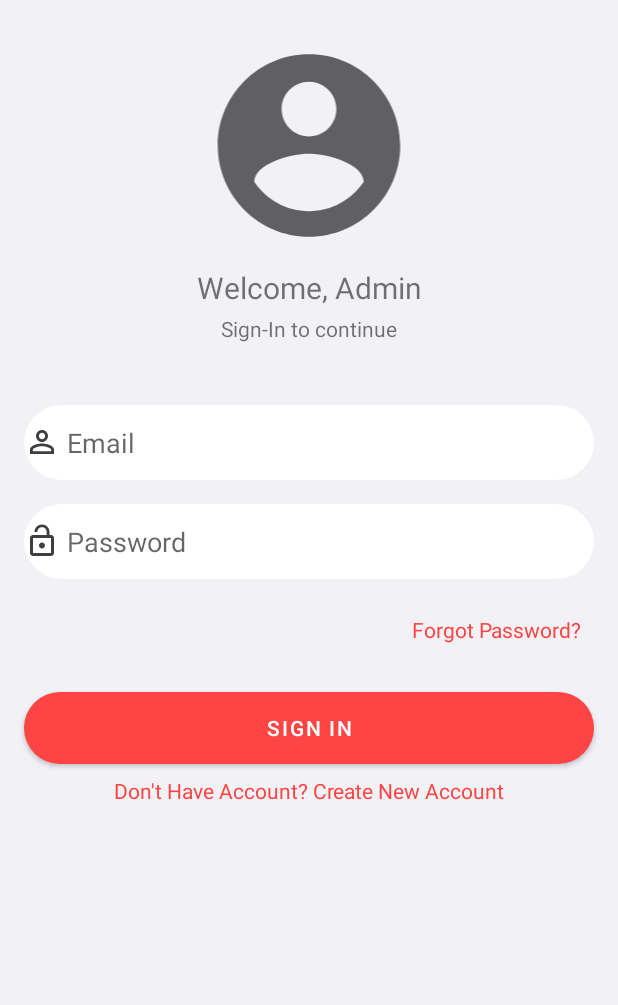
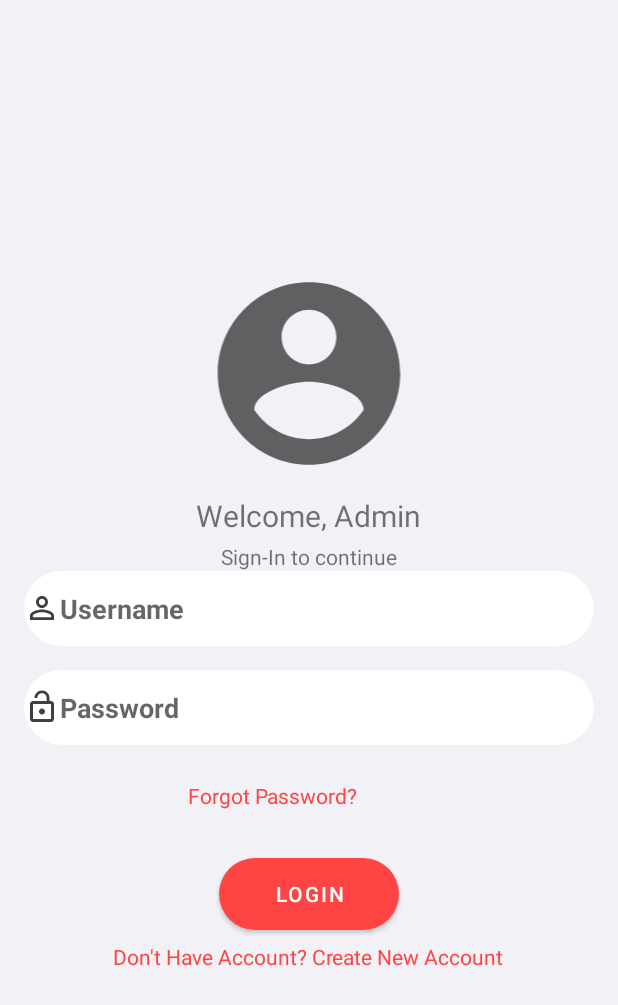
Before and after one commit to WijoyoBudi/COIV-ID-News, an Android app: the login_admin screen opened directly, with no data from a screen before it, on a phone screen of 412 x 824 dp. Shown: the top 1005 px of the screen. Run offline under Robolectric (Android 15) with nearby library versions, the phone set to English and light mode, and no system bars.

Commit message:
membuat fungsi login admin

```diff
--- a/app/src/main/AndroidManifest.xml
+++ b/app/src/main/AndroidManifest.xml
@@ -11,7 +11,8 @@
         android:roundIcon="@mipmap/ic_launcher_round"
         android:supportsRtl="true"
         android:theme="@style/Theme.COVIDNews">
-        <activity android:name=".NewsTab"></activity>
+        <activity android:name=".halaman_admin"></activity>
+        <activity android:name=".NewsTab" />
         <activity android:name=".login_admin" />
         <activity android:name=".MainActivity">
             <intent-filter>
--- /dev/null
+++ b/app/src/main/java/com/example/cov_idnews/DBCovid.java
@@ -0,0 +1,62 @@
+package com.example.cov_idnews;
+
+import android.content.ContentValues;
+import android.content.Context;
+import android.database.Cursor;
+import android.database.sqlite.SQLiteDatabase;
+import android.database.sqlite.SQLiteOpenHelper;
+
+import androidx.annotation.Nullable;
+
+public class DBCovid extends SQLiteOpenHelper {
+
+    public static final String database_name = "db_login";
+    public static final String table_name = "table_login";
+
+    public static final String row_id = "_id";
+    public static final String row_username = "Username";
+    public static final String row_password = "Password";
+
+    private SQLiteDatabase db;
+
+    public DBCovid(Context context) {
+        super(context, database_name, null, 2);
+        db = getWritableDatabase();
+    }
+
+    @Override
+    public void onCreate(SQLiteDatabase db) {
+        String query = "CREATE TABLE " + table_name + "(" + row_id + " INTEGER PRIMARY KEY AUTOINCREMENT,"
+                + row_username + " TEXT," + row_password + " TEXT)";
+        db.execSQL(query);
+
+    }
+
+    @Override
+    public void onUpgrade(SQLiteDatabase db, int oldVersion, int newVersion) {
+        db.execSQL("DROP TABLE IF EXISTS " + table_name);
+
+    }
+
+    //Insert Data
+    public void insertData(ContentValues values){
+        db.insert(table_name, null, values);
+    }
+
+    public boolean checkUser(String username, String password){
+        String[] columns = {row_id};
+        SQLiteDatabase db = getReadableDatabase();
+        String selection = row_username + "=?" + " and " + row_password + "=?";
+        String[] selectionArgs = {username,password};
+        Cursor cursor = db.query(table_name, columns, selection, selectionArgs, null, null, null);
+        int count = cursor.getCount();
+        cursor.close();
+        db.close();
+
+        if (count>0)
+            return true;
+        else
+            return false;
+    }
+
+}
--- a/app/src/main/java/com/example/cov_idnews/login_admin.java
+++ b/app/src/main/java/com/example/cov_idnews/login_admin.java
@@ -2,13 +2,46 @@ package com.example.cov_idnews;
 
 import androidx.appcompat.app.AppCompatActivity;
 
+import android.content.Intent;
 import android.os.Bundle;
+import android.view.View;
+import android.widget.Button;
+import android.widget.EditText;
+import android.widget.TextView;
+import android.widget.Toast;
+
+import static android.text.Html.fromHtml;
 
 public class login_admin extends AppCompatActivity {
+
+    EditText TxUsername, TxPassword;
+    Button BtnLogin;
+    DBCovid dbCovid;
 
     @Override
     protected void onCreate(Bundle savedInstanceState) {
         super.onCreate(savedInstanceState);
         setContentView(R.layout.activity_login_admin);
+
+        TxUsername = (EditText)findViewById(R.id.txUsername);
+        TxPassword = (EditText)findViewById(R.id.txPassword);
+        BtnLogin = (Button)findViewById(R.id.btnLogin);
+
+        dbCovid = new DBCovid(this);
+
+        BtnLogin.setOnClickListener(v -> {
+            String username = TxUsername.getText().toString().trim();
+            String password = TxPassword.getText().toString().trim();
+
+            if (username.equals("admin") && password.equals("12345")){
+                Toast.makeText(login_admin.this, "Login Successful", Toast.LENGTH_SHORT).show();
+                startActivity(new Intent(login_admin.this, halaman_admin.class));
+            }else{
+                Toast.makeText(login_admin.this, "Login Failed", Toast.LENGTH_SHORT).show();
+            }
+        });
     }
+
+
+
 }
--- a/app/src/main/res/layout/activity_login_admin.xml
+++ b/app/src/main/res/layout/activity_login_admin.xml
@@ -1,9 +1,13 @@
 <?xml version="1.0" encoding="utf-8"?>
-<androidx.constraintlayout.widget.ConstraintLayout xmlns:android="http://schemas.android.com/apk/res/android"
+<LinearLayout
+    xmlns:android="http://schemas.android.com/apk/res/android"
     xmlns:app="http://schemas.android.com/apk/res-auto"
     xmlns:tools="http://schemas.android.com/tools"
     android:layout_width="match_parent"
     android:layout_height="match_parent"
+
+    android:orientation="vertical"
+    android:gravity="center"
     tools:context=".login_admin"
     android:background="#F1F1F6
 ">
@@ -41,7 +45,7 @@
         app:layout_constraintTop_toBottomOf="@+id/textView" />
 
     <EditText
-        android:id="@+id/editText"
+        android:id="@+id/txUsername"
         android:layout_width="match_parent"
         android:layout_height="50dp"
         android:layout_marginStart="16dp"
@@ -51,13 +55,15 @@
         android:background="@drawable/form"
         android:drawableStart="@drawable/useremail"
         android:drawableLeft="@drawable/useremail"
-        android:hint=" Email"
+        android:hint="Username"
+        android:textStyle="bold"
+        android:inputType="textPersonName"
         app:layout_constraintEnd_toEndOf="parent"
         app:layout_constraintStart_toStartOf="parent"
         app:layout_constraintTop_toTopOf="@+id/guideline" />
 
     <EditText
-        android:id="@+id/editText3"
+        android:id="@+id/txPassword"
         android:layout_width="match_parent"
         android:layout_height="50dp"
         android:layout_marginStart="16dp"
@@ -68,7 +74,9 @@
         android:background="@drawable/form"
         android:drawableStart="@drawable/userpassword"
         android:drawableLeft="@drawable/userpassword"
-        android:hint=" Password"
+        android:hint="Password"
+        android:textStyle="bold"
+        android:inputType="textPassword"
         app:layout_constraintEnd_toEndOf="parent"
         app:layout_constraintStart_toStartOf="parent"
         app:layout_constraintTop_toBottomOf="@+id/editText" />
@@ -93,8 +101,8 @@
         app:layout_constraintTop_toBottomOf="@+id/editText3" />
 
     <Button
-        android:id="@+id/button"
-        android:layout_width="0dp"
+        android:id="@+id/btnLogin"
+        android:layout_width="120dp"
         android:layout_height="wrap_content"
         android:layout_marginStart="16dp"
         android:layout_marginLeft="16dp"
@@ -102,7 +110,7 @@
         android:layout_marginEnd="16dp"
         android:layout_marginRight="16dp"
         android:background="@drawable/form"
-        android:text="SIGN IN"
+        android:text="LOGIN"
         app:backgroundTint="@android:color/holo_red_light"
         app:layout_constraintEnd_toEndOf="parent"
         app:layout_constraintStart_toStartOf="parent"
@@ -133,4 +141,4 @@
         android:orientation="horizontal"
         app:layout_constraintGuide_begin="174dp" />
 
-</androidx.constraintlayout.widget.ConstraintLayout>
+</LinearLayout>
--- a/app/src/main/res/layout/activity_main.xml
+++ b/app/src/main/res/layout/activity_main.xml
@@ -24,6 +24,7 @@
                 android:src="@drawable/_centerdesainnn"
                 android:layout_width="match_parent"
                 android:layout_height="wrap_content"/>
+
         </LinearLayout>
     </LinearLayout>
 
@@ -38,6 +39,7 @@
         app:layout_constraintLeft_toLeftOf="parent"
         app:layout_constraintRight_toRightOf="parent"
         app:layout_constraintTop_toTopOf="parent" />
+
 
     <ImageView
         android:id="@+id/imageView4"
--- a/app/src/main/res/values/strings.xml
+++ b/app/src/main/res/values/strings.xml
@@ -1,3 +1,4 @@
 <resources>
     <string name="app_name">COV-ID News</string>
+    <string name="buttonAdmin">Button</string>
 </resources>
--- a/build.gradle
+++ b/build.gradle
@@ -5,7 +5,7 @@ buildscript {
         jcenter()
     }
     dependencies {
-        classpath "com.android.tools.build:gradle:4.1.1"
+        classpath "com.android.tools.build:gradle:4.0.1"
 
         // NOTE: Do not place your application dependencies here; they belong
         // in the individual module build.gradle files
```
Also changed, not shown: app/src/main/java/com/example/cov_idnews/halaman_admin.java (added, +15 -0 lines), app/src/main/res/layout/activity_halaman_admin.xml (added, +19 -0 lines).
